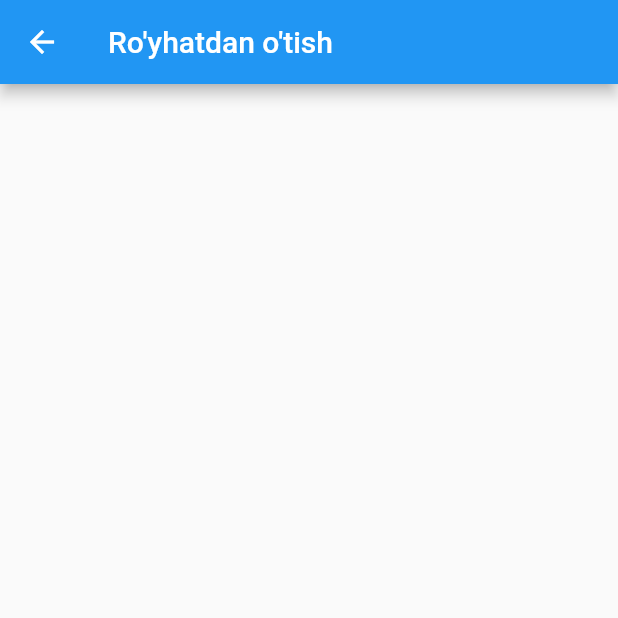
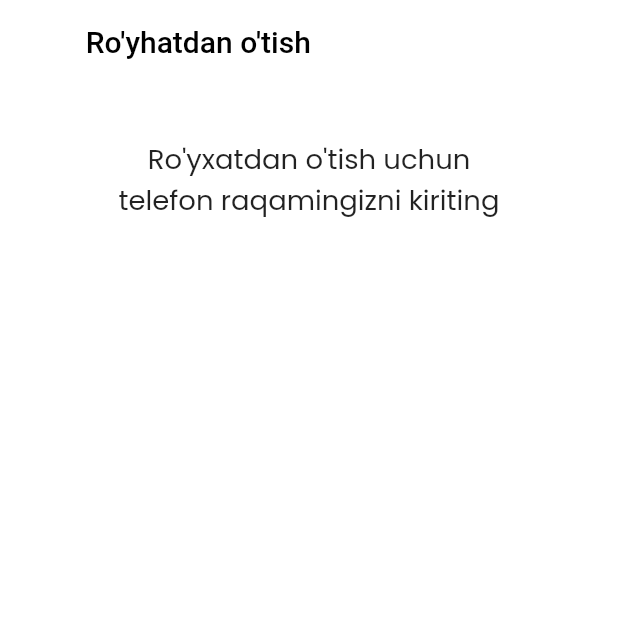
Before and after one commit to said8811/LadyTaxi, a Flutter app: the EnterNumberPage screen opened directly, on a phone screen of 412 x 824 dp, the top half of it. Run offline on Flutter 3.47's test engine with Material 2 defaults, Android fonts, the light colour scheme and no system bars; our stand-ins replace flutter_screenutil, flutter_svg, google_fonts.

Commit message:
google fonts added

```diff
--- a/lib/ui/registery/enter_phone_number.dart
+++ b/lib/ui/registery/enter_phone_number.dart
@@ -1,6 +1,8 @@
 import 'package:flutter/material.dart';
 import 'package:flutter/src/widgets/framework.dart';
 import 'package:flutter/src/widgets/placeholder.dart';
+import 'package:flutter_screenutil/flutter_screenutil.dart';
+import 'package:google_fonts/google_fonts.dart';
 
 class EnterNumberPage extends StatefulWidget {
   const EnterNumberPage({super.key});
@@ -14,9 +16,36 @@
   Widget build(BuildContext context) {
     return Scaffold(
       appBar: AppBar(
-        title: const Text("Ro'yhatdan o'tish"),
+        backgroundColor: Colors.white,
+        elevation: 0,
+        title: Row(
+          children: [
+            SizedBox(
+              width: 36.w,
+            ),
+            const Text(
+              "Ro'yhatdan o'tish",
+              style: TextStyle(color: Colors.black),
+            ),
+          ],
+        ),
       ),
-      body: SafeArea(child: Container()),
+      body: SafeArea(
+          child: Container(
+        width: double.infinity,
+        decoration: const BoxDecoration(color: Colors.white),
+        child: Column(
+          children: [
+            SizedBox(height: 36.h),
+            Text(
+              "Ro'yxatdan o'tish uchun\ntelefon raqamingizni kiriting",
+              style: GoogleFonts.poppins(fontSize: 16.sp),
+              textAlign: TextAlign.center,
+            ),
+            SizedBox(height: 60.h),
+          ],
+        ),
+      )),
     );
   }
 }
--- a/lib/widgets/richtext.dart
+++ b/lib/widgets/richtext.dart
@@ -3,6 +3,7 @@
 import 'package:flutter/src/widgets/placeholder.dart';
 import 'package:lady_taxi/data/models/on_Bording_model.dart';
 import 'package:lady_taxi/utils/my_utils.dart';
+import 'package:google_fonts/google_fonts.dart';
 
 class MYRichText extends StatelessWidget {
   int index;
@@ -13,7 +14,7 @@
     return RichText(
       textAlign: TextAlign.center,
       text: TextSpan(
-        style: const TextStyle(
+        style: GoogleFonts.roboto(
           fontSize: 20.0,
           color: Colors.black,
         ),
--- a/pubspec.yaml
+++ b/pubspec.yaml
@@ -48,6 +48,7 @@
   flutter_lints: ^2.0.0
   flutter_screenutil: ^5.6.1
   flutter_svg: ^2.0.1
+  google_fonts: ^4.0.3
 
 # For information on the generic Dart part of this file, see the
 # following page: https://dart.dev/tools/pub/pubspec
```
Also changed, not shown: lib/ui/onBording/on_Bording.dart (+12 -3 lines), pubspec.lock, 1 other file.
